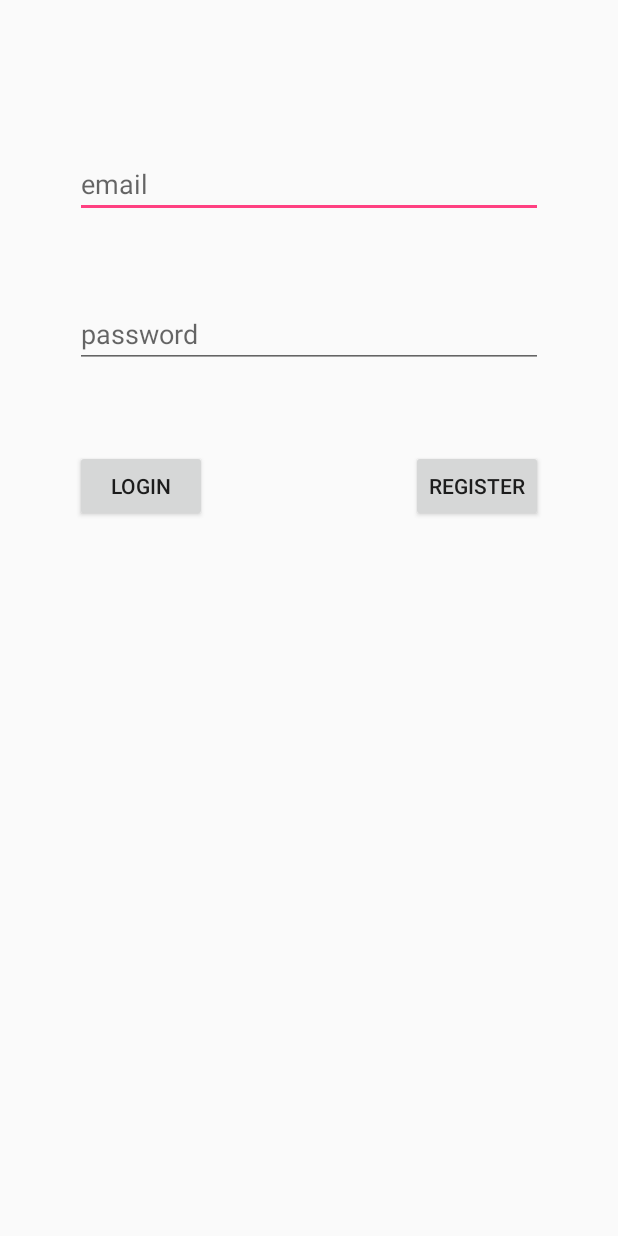
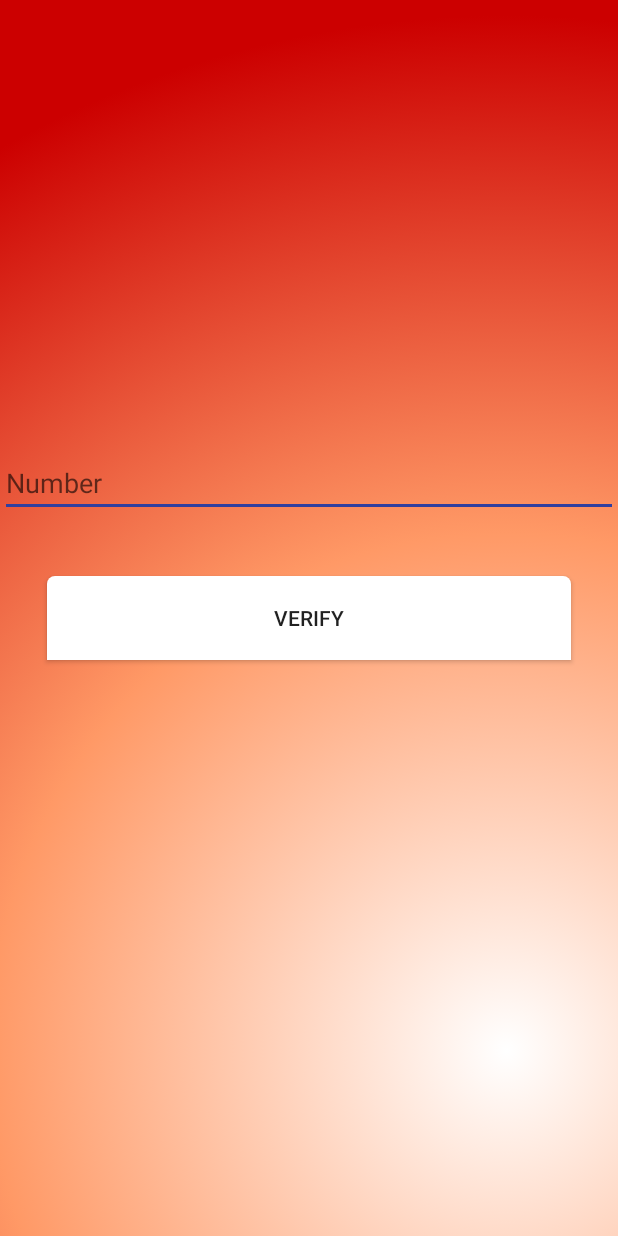
Before and after one commit to gourav028/Cloudy, an Android app: the screen it shows after launch (Login before the commit, NumberLogin after it), on a phone screen of 412 x 824 dp. Run offline under Robolectric (Android 15) with nearby library versions, the phone set to English and light mode, and no system bars.

Commit message:
number user login nd splash or ai ki bhi chiizze h

```diff
--- /dev/null
+++ b/app/src/main/java/cc/atspace/cloudy/cloudy/SplashActivity.java
@@ -0,0 +1,31 @@
+package cc.atspace.cloudy.cloudy;
+
+import android.content.Intent;
+import android.support.v7.app.AppCompatActivity;
+import android.os.Bundle;
+import android.os.Handler;
+
+import cc.atspace.cloudy.cloudy.activity.Login;
+import cc.atspace.cloudy.cloudy.activity.NumberLogin;
+
+
+public class SplashActivity extends AppCompatActivity {
+
+    @Override
+    public void onCreate(Bundle savedInstanceState) {
+        super.onCreate(savedInstanceState);
+        setContentView(R.layout.activity_splash);
+
+        Handler handler = new Handler();
+
+        handler.postDelayed(new Runnable() {
+            @Override
+            public void run() {
+                startActivity(new Intent(SplashActivity.this, NumberLogin.class));
+                finish();
+            }
+        }, 4000);
+
+
+    }
+}
--- /dev/null
+++ b/app/src/main/java/cc/atspace/cloudy/cloudy/activity/NumberLogin.java
@@ -0,0 +1,101 @@
+package cc.atspace.cloudy.cloudy.activity;
+
+import android.Manifest;
+import android.content.Intent;
+import android.content.pm.PackageManager;
+import android.os.Bundle;
+import android.support.v4.app.ActivityCompat;
+import android.support.v4.content.ContextCompat;
+import android.support.v7.app.AppCompatActivity;
+import android.telephony.SmsManager;
+import android.view.View;
+import android.widget.Button;
+import android.widget.EditText;
+import android.widget.Toast;
+
+import cc.atspace.cloudy.cloudy.R;
+import cc.atspace.cloudy.cloudy.utils.AppPreference;
+
+public class NumberLogin extends AppCompatActivity {
+
+    Button button;
+
+    EditText editText, editText2;
+
+
+    @Override
+    protected void onCreate(Bundle savedInstanceState) {
+        super.onCreate(savedInstanceState);
+        setContentView(R.layout.activity_number_login);
+
+        if (ContextCompat.checkSelfPermission(NumberLogin.this,
+                Manifest.permission.SEND_SMS) != PackageManager.PERMISSION_GRANTED) {
+            if (ActivityCompat.shouldShowRequestPermissionRationale(NumberLogin.this,
+                    Manifest.permission.SEND_SMS)
+                    ) {
+                ActivityCompat.requestPermissions(NumberLogin.this,
+                        new String[]{Manifest.permission.SEND_SMS}, 1);
+
+
+            } else {
+                ActivityCompat.requestPermissions(NumberLogin.this,
+                        new String[]{Manifest.permission.SEND_SMS}, 1);
+
+
+            }
+        } else {
+            // do nothing
+        }
+        button = (Button) findViewById(R.id.button);
+
+        //  editText = (EditText) findViewById(R.id.editText);
+        editText2 = (EditText) findViewById(R.id.editText2);
+
+
+        button.setOnClickListener(new View.OnClickListener() {
+            @Override
+            public void onClick(View view) {
+                String number = editText2.getText().toString();
+                //   String sms = editText2.getText().toString();
+
+                if (number.length() == 10) {
+
+                    try {
+
+                        SmsManager smsManager = SmsManager.getDefault();
+                        smsManager.sendTextMessage(number, null, "welcome to cloudy", null, null);
+                        Toast.makeText(NumberLogin.this, "welcome to cloudy family", Toast.LENGTH_SHORT).show();
+
+                            Intent intent = new Intent(getApplicationContext(), UserLogin.class);
+                            startActivity(intent);
+                            finish();
+
+
+                    } catch (Exception e) {
+                        Toast.makeText(NumberLogin.this, "Failed", Toast.LENGTH_LONG).show();
+                    }
+                } else
+                    Toast.makeText(getApplicationContext(), "invalid number", Toast.LENGTH_LONG).show();
+            }
+        });
+
+
+    }
+
+    @Override
+    public void onRequestPermissionsResult(int requestCode, String[] permissions, int[] grantResults) {
+        switch (requestCode) {
+            case 1: {
+                if (grantResults.length > 0 && grantResults[0] == PackageManager.PERMISSION_GRANTED) {
+                    if (ContextCompat.checkSelfPermission(NumberLogin.this,
+                            Manifest.permission.SEND_SMS) == PackageManager.PERMISSION_GRANTED) {
+                        Toast.makeText(this, "Permission granted", Toast.LENGTH_SHORT).show();
+                    }
+                } else {
+                    Toast.makeText(this, "No permission granted!", Toast.LENGTH_SHORT).show();
+                }
+
+            }
+        }
+    }
+}
--- /dev/null
+++ b/app/src/main/res/layout/activity_number_login.xml
@@ -0,0 +1,38 @@
+<?xml version="1.0" encoding="utf-8"?>
+<RelativeLayout
+    xmlns:android="http://schemas.android.com/apk/res/android"
+    xmlns:app="http://schemas.android.com/apk/res-auto"
+    xmlns:tools="http://schemas.android.com/tools"
+    android:layout_width="match_parent"
+    android:layout_height="match_parent"
+    android:background="@drawable/background_main_redish_orange"
+
+    tools:context="cc.atspace.cloudy.cloudy.activity.NumberLogin">
+
+    <EditText
+        android:id="@+id/editText2"
+        android:layout_width="match_parent"
+        android:layout_height="wrap_content"
+
+        android:layout_above="@+id/button"
+        android:layout_alignParentLeft="true"
+        android:layout_alignParentStart="true"
+        android:layout_marginBottom="39dp"
+        android:backgroundTint="@color/colorPrimaryDark"
+        android:backgroundTintMode="src_atop"
+        android:ems="10"
+        android:hint="Number"
+
+        android:inputType="phone"
+        app:layout_constraintRight_toRightOf="parent"
+        tools:layout_editor_absoluteY="16dp" />
+
+
+    <Button
+        android:id="@+id/button"
+        android:layout_width="349dp"
+        android:layout_height="56dp"
+        android:text="VERIFY"
+    android:background="@drawable/two_rounded_white"
+        android:layout_centerInParent="true"/>
+</RelativeLayout>
--- a/app/src/main/res/values/colors.xml
+++ b/app/src/main/res/values/colors.xml
@@ -5,6 +5,9 @@
     <color name="colorAccent">#FF4081</color>
     <color name="red">#cc0000</color>
     <color name="white">#fff</color>
+    <color name="splash">#FF4081</color>
+
+    <color name="black_overlay">#66000000</color>
 
 
 </resources>
--- a/app/src/main/res/values/strings.xml
+++ b/app/src/main/res/values/strings.xml
@@ -5,4 +5,8 @@
 
     <!-- TODO: Remove or change this placeholder text -->
     <string name="hello_blank_fragment">Hello blank fragment</string>
+
+    <string name="title_activity_splash">SplashActivity</string>
+    <string name="dummy_button">Dummy Button</string>
+    <string name="dummy_content">DUMMY\nCONTENT</string>
 </resources>
--- a/app/src/main/res/values/styles.xml
+++ b/app/src/main/res/values/styles.xml
@@ -19,4 +19,16 @@
 
     <style name="AppTheme.PopupOverlay" parent="ThemeOverlay.AppCompat.Light" />
 
+    <style name="FullscreenTheme" parent="AppTheme.NoActionBar">
+        <item name="android:actionBarStyle">@style/FullscreenActionBarStyle</item>
+        <item name="android:windowActionBarOverlay">true</item>
+        <item name="android:windowBackground">@null</item>
+        <item name="metaButtonBarStyle">?android:attr/buttonBarStyle</item>
+        <item name="metaButtonBarButtonStyle">?android:attr/buttonBarButtonStyle</item>
+    </style>
+
+    <style name="FullscreenActionBarStyle" parent="Widget.AppCompat.ActionBar">
+        <item name="android:background">@color/black_overlay</item>
+    </style>
+
 </resources>
```
Also changed, not shown: app/build.gradle (+7 -0 lines), app/src/main/AndroidManifest.xml (+16 -7 lines), app/src/main/java/cc/atspace/cloudy/cloudy/MacLearn.java (added, +58 -0 lines), app/src/main/java/cc/atspace/cloudy/cloudy/activity/UserLogin.java (added, +37 -0 lines), app/src/main/res/layout/activity_mac_learn.xml (added, +59 -0 lines), app/src/main/res/layout/activity_splash.xml (added, +35 -0 lines), app/src/main/res/layout/activity_user_login.xml (added, +58 -0 lines), app/src/main/res/values/attrs.xml (added, +12 -0 lines), app/src/main/res/drawable/splash.png (added).
